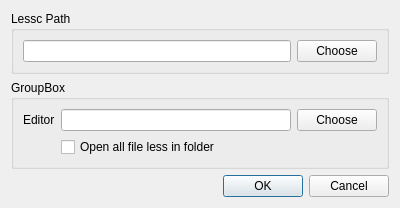
Mte90/Plessc, file settings.ui: the form before one commit.
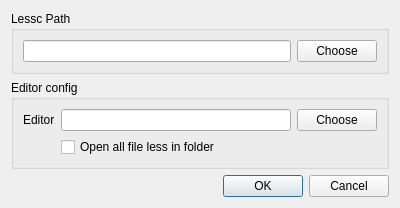
The form after the commit.

```diff
--- a/settings.ui
+++ b/settings.ui
@@ -48,7 +48,7 @@
      <item row="1" column="0">
       <widget class="QGroupBox" name="groupBox_2">
        <property name="title">
-        <string>GroupBox</string>
+        <string>Editor config</string>
        </property>
        <layout class="QGridLayout" name="gridLayout_4">
         <item row="0" column="0">
```
Left out of the diff: 12 changed lines with no effect on the pictures.
